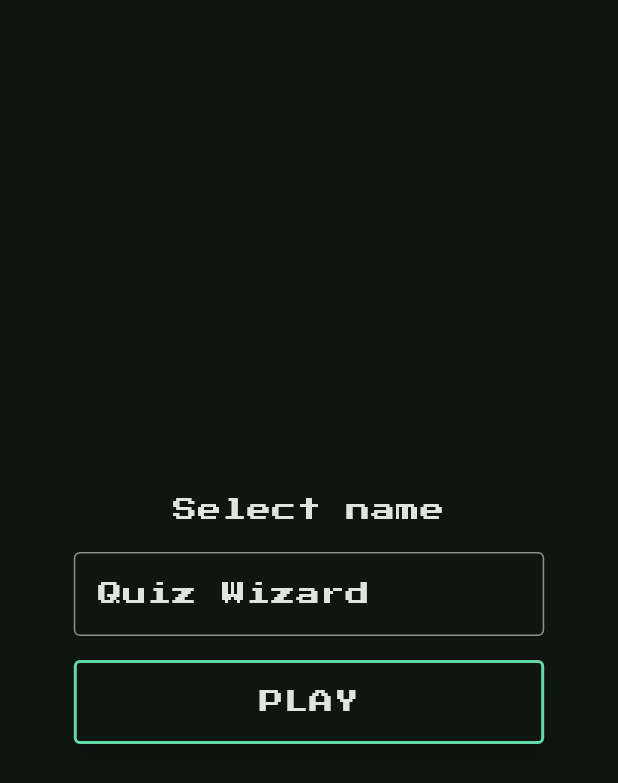
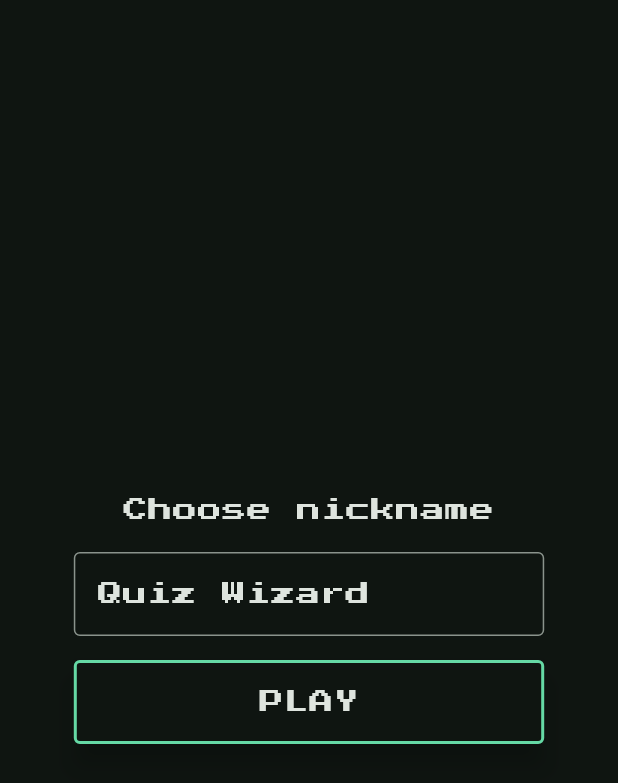
Before and after one commit to yallurium/supaquiz, a Flutter app: the screen it shows after launch, on a phone screen of 412 x 824 dp. Shown: the top 783 px of the screen. Run offline on Flutter 3.47's test engine with Material 2 defaults, Android fonts, the light colour scheme and no system bars; our stand-ins replace google_fonts, shared_preferences, supabase_flutter; missing offline and left inert: hashids2; accounts and stored records are empty.

Commit message:
Rename player name -> nickname

```diff
--- a/lib/models/multiplayer_game.dart
+++ b/lib/models/multiplayer_game.dart
@@ -5,5 +5,5 @@ class MultiplayerGame {
   final Duration timePerQuestion;
 
   MultiplayerGame(this.id, this.code, this.channel)
-      : timePerQuestion = const Duration(seconds: 10);
+      : timePerQuestion = const Duration(seconds: 5);
 }
--- a/lib/services/auth_service.dart
+++ b/lib/services/auth_service.dart
@@ -2,11 +2,11 @@ import 'dart:developer';
 
 import 'package:shared_preferences/shared_preferences.dart';
 import 'package:supabase_flutter/supabase_flutter.dart';
-import 'package:supaquiz/services/player_name_generator.dart';
+import 'package:supaquiz/services/nickname_generator.dart';
 import 'package:uuid/uuid.dart';
 
 class AuthService {
-  static const _emailKey = 'email';
+  static const _emailKey = 'email1';
   static const _nicknameKey = 'nickname';
   static const _defaultPassword = '82eb32f2a3ef';
 
@@ -38,8 +38,8 @@ class AuthService {
 
   String get userId => _auth.currentUser!.id;
 
-  String get playerName =>
-      _preferences.getString(_nicknameKey) ?? PlayerNameGenerator.generate;
+  String get nickname =>
+      _preferences.getString(_nicknameKey) ?? NicknameGenerator.generate;
 
   static String get _randomEmail {
     return '${Uuid().v4().toString()}@dartling.dev';
--- a/lib/services/game_service.dart
+++ b/lib/services/game_service.dart
@@ -120,7 +120,7 @@ class GameService {
         .stream(primaryKey: ['id'])
         .eq('game_id', gameId)
         .map((event) {
-          return event.map((e) => e['player_name'] as String).toList();
+          return event.map((e) => e['nickname'] as String).toList();
         });
   }
 
@@ -133,10 +133,10 @@ class GameService {
   }
 
   Future<void> _joinGame(int gameId) async {
-    final playerName = _authService.playerName;
-    log('Adding $playerName as player in game $gameId');
+    final nickname = _authService.nickname;
+    log('Adding $nickname as player in game $gameId');
     await _supabaseClient.from('players').upsert(
-      {'player_name': playerName, 'game_id': gameId},
+      {'nickname': nickname, 'game_id': gameId},
       onConflict: 'game_id,user_id',
     );
   }
--- a/lib/services/player_name_generator.dart
+++ b/lib/services/nickname_generator.dart
@@ -1,6 +1,14 @@
-class PlayerNameGenerator {
+class NicknameGenerator {
   static final _first = ['Trivia', 'Quiz'];
-  static final _second = ['King', 'Queen', 'Titan', 'Diva', 'Wizard', 'Buff', 'Pro'];
+  static final _second = [
+    'King',
+    'Queen',
+    'Titan',
+    'Diva',
+    'Wizard',
+    'Buff',
+    'Pro'
+  ];
 
   static String get generate {
     _first.shuffle();
--- a/lib/views/intro_screen.dart
+++ b/lib/views/intro_screen.dart
@@ -1,7 +1,7 @@
 import 'package:flutter/material.dart';
 import 'package:supaquiz/navigation.dart';
 import 'package:supaquiz/services.dart';
-import 'package:supaquiz/services/player_name_generator.dart';
+import 'package:supaquiz/services/nickname_generator.dart';
 import 'package:supaquiz/views/title_screen.dart';
 import 'package:supaquiz/widgets/app_button.dart';
 import 'package:supaquiz/widgets/app_input_field.dart';
@@ -9,8 +9,8 @@ import 'package:supaquiz/widgets/app_screen.dart';
 import 'package:supaquiz/widgets/heading.dart';
 
 class IntroScreen extends StatelessWidget {
-  final _playerNameController =
-      TextEditingController(text: PlayerNameGenerator.generate);
+  final _nicknameController =
+      TextEditingController(text: NicknameGenerator.generate);
 
   IntroScreen({Key? key}) : super(key: key);
 
@@ -20,8 +20,8 @@ class IntroScreen extends StatelessWidget {
       child: Column(
         mainAxisSize: MainAxisSize.min,
         children: [
-          Heading(text: 'Select name'),
-          AppInputField(controller: _playerNameController),
+          Heading(text: 'Choose nickname'),
+          AppInputField(controller: _nicknameController),
           Row(
             children: [
               Expanded(
@@ -30,7 +30,7 @@ class IntroScreen extends StatelessWidget {
                   onPressed: () async {
                     await Services.of(context)
                         .authService
-                        .signIn(_playerNameController.text);
+                        .signIn(_nicknameController.text);
                     switchScreen(context, const TitleScreen());
                   },
                 ),
--- a/lib/views/multiplayer_game/multiplayer_game_scoreboard.dart
+++ b/lib/views/multiplayer_game/multiplayer_game_scoreboard.dart
@@ -1,7 +1,6 @@
 import 'package:flutter/material.dart';
 import 'package:supaquiz/models/player_score.dart';
 import 'package:supaquiz/theme.dart';
-import 'package:supaquiz/views/multiplayer_game/multiplayer_game_answer_selection.dart';
 
 class MultiplayerGameScoreboard extends StatelessWidget {
   final List<PlayerScore> scores;
--- a/lib/views/multiplayer_game/multiplayer_game_view.dart
+++ b/lib/views/multiplayer_game/multiplayer_game_view.dart
@@ -67,7 +67,7 @@ class _MultiplayerGameViewState extends State<MultiplayerGameView> {
 
   @override
   void initState() {
-    Future.delayed(const Duration(seconds: 10)).then((value) => next());
+    Future.delayed(widget.game.timePerQuestion).then((value) => next());
     super.initState();
   }
 
@@ -78,7 +78,7 @@ class _MultiplayerGameViewState extends State<MultiplayerGameView> {
         question = nextQuestion;
         selectedAnswer = null;
       });
-      Future.delayed(const Duration(seconds: 10)).then((value) => next());
+      Future.delayed(widget.game.timePerQuestion).then((value) => next());
     } else {
       switchScreen(
         context,
--- a/lib/widgets/players_in_game.dart
+++ b/lib/widgets/players_in_game.dart
@@ -19,8 +19,8 @@ class PlayersInGame extends StatelessWidget {
             const SizedBox(height: 12.0),
             Heading(text: 'Players'),
             const SizedBox(height: 12.0),
-            ...players.map((playerName) => Text(
-                  playerName,
+            ...players.map((nickname) => Text(
+                  nickname,
                   style: Theme.of(context).textTheme.bodySmall,
                 )),
             Text(
```
Also changed, not shown: 1 other file.
